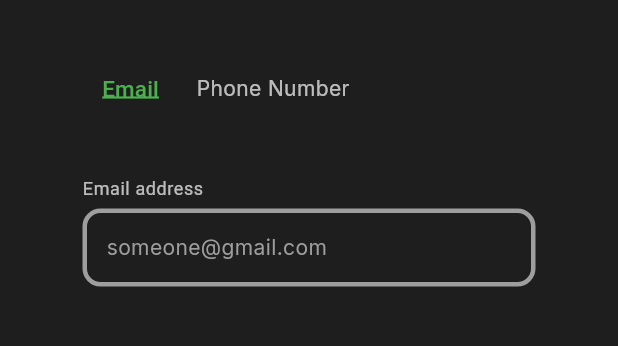
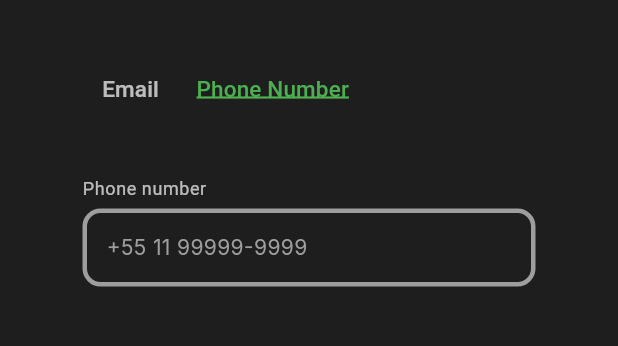
Before and after one commit to omatheusolegario/econance-app, a Flutter app: the Login screen opened by its route, after a tap on "Phone Number", on a phone screen of 412 x 824 dp, the part 255-601 px from its top. Run offline on Flutter 3.47's test engine with Material 3 defaults, Android fonts, the light colour scheme and no system bars; our stand-ins replace carousel_slider, firebase_auth, firebase_core, google_fonts, mask_text_input_formatter; accounts and stored records are empty.

Commit message:
Fixing Phone number TextField

```diff
--- a/lib/login.dart
+++ b/lib/login.dart
@@ -1,14 +1,37 @@
 import 'package:flutter/material.dart';
+import 'package:flutter/services.dart';
 import 'package:provider/provider.dart';
 import 'theme_manager.dart';
+import 'package:mask_text_input_formatter/mask_text_input_formatter.dart';
 
-class Login extends StatelessWidget {
+class Login extends StatefulWidget {
   const Login({super.key});
+
+  @override
+  State<Login> createState() => _LoginState();
+}
+
+class _LoginState extends State<Login> {
+  bool isEmailSelected = true;
+
+  final fieldText = TextEditingController();
+
+  final phoneFormatter = MaskTextInputFormatter(
+    mask: '+## ## #####-####',
+    filter: { "#": RegExp(r'[0-9]') },
+    type: MaskAutoCompletionType.eager,
+
+  );
 
   @override
   Widget build(BuildContext context) {
     final themeManager = Provider.of<ThemeManager>(context);
     final theme = Theme.of(context);
+
+
+    void clearText() {
+      fieldText.clear();
+    }
 
     return Scaffold(
       backgroundColor: theme.scaffoldBackgroundColor,
@@ -43,13 +66,21 @@ class Login extends StatelessWidget {
                 crossAxisAlignment: CrossAxisAlignment.start,
                 children: [
                   TextButton(
-                    onPressed: () {},
+                    onPressed: () {
+                      clearText();
+                      FocusScope.of(context).unfocus(); // Close keyboard
+                      setState(() => isEmailSelected = true);
+                    },
                     child: Text(
                       "Email",
                       style: TextStyle(
                         fontSize: 15,
-                        color: Colors.green,
-                        decoration: TextDecoration.underline,
+                        color: isEmailSelected
+                            ? Colors.green
+                            : theme.textTheme.bodyMedium?.color,
+                        decoration: isEmailSelected
+                            ? TextDecoration.underline
+                            : TextDecoration.none,
                         decorationStyle: TextDecorationStyle.solid,
                         decorationColor: Colors.green,
                         decorationThickness: 2,
@@ -57,11 +88,23 @@ class Login extends StatelessWidget {
                     ),
                   ),
                   TextButton(
-                    onPressed: () {},
+                    onPressed: () {
+                      clearText();
+                      FocusScope.of(context).unfocus(); // Close keyboard
+                      setState(() => isEmailSelected = false);
+                    },
                     child: Text(
                       "Phone Number",
-                      style: theme.textTheme.bodyMedium?.copyWith(
-                        color: theme.textTheme.bodyMedium?.color,
+                      style: TextStyle(
+                        fontSize: 15,
+                        color: !isEmailSelected
+                            ? Colors.green
+                            : theme.textTheme.bodyMedium?.color,
+                        decoration: !isEmailSelected
+                            ? TextDecoration.underline
+                            : TextDecoration.none,
+                        decorationStyle: TextDecorationStyle.solid,
+                        decorationColor: Colors.green,
                         decorationThickness: 2,
                       ),
                     ),
@@ -69,23 +112,36 @@ class Login extends StatelessWidget {
                 ],
               ),
               const SizedBox(height: 35),
+
               Text(
-                "Email address",
+                isEmailSelected ? "Email address" : "Phone number",
                 style: theme.textTheme.bodySmall?.copyWith(
                   color: theme.textTheme.bodyMedium?.color,
                 ),
               ),
               const SizedBox(height: 5),
+
               TextField(
+                controller: fieldText,
+                keyboardType: isEmailSelected
+                    ? TextInputType.emailAddress
+                    : TextInputType.phone,
+                inputFormatters: isEmailSelected
+                    ? []
+                    : [phoneFormatter],
                 style: theme.textTheme.bodyMedium?.copyWith(
                   fontWeight: FontWeight.bold,
                 ),
                 decoration: InputDecoration(
-                  hintText: 'Enter your email',
+                  hintText: isEmailSelected
+                      ? 'Enter your email'
+                      : 'Enter your phone number',
                   hintStyle: theme.textTheme.bodyMedium?.copyWith(
                     color: Colors.grey,
                   ),
-                  labelText: 'someone@gmail.com',
+                  labelText: isEmailSelected
+                      ? 'someone@gmail.com'
+                      : '+55 11 99999-9999',
                   labelStyle: theme.textTheme.bodyMedium?.copyWith(
                     color: Colors.grey,
                   ),
--- a/pubspec.yaml
+++ b/pubspec.yaml
@@ -32,6 +32,7 @@ dependencies:
     sdk: flutter
   carousel_slider: ^5.1.1
   google_fonts: ^6.1.0
+  mask_text_input_formatter: ^2.3.0
   firebase_core: ^3.6.0
   firebase_auth: ^5.5.0
   provider: ^6.0.5
```
Also changed, not shown: pubspec.lock.
